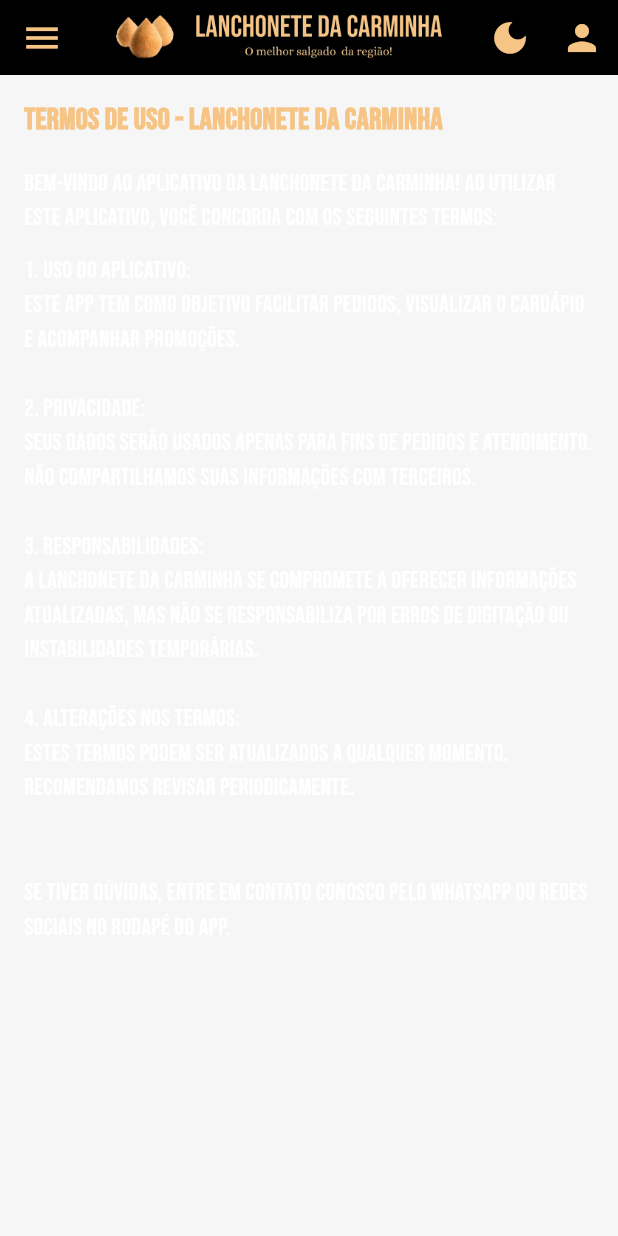
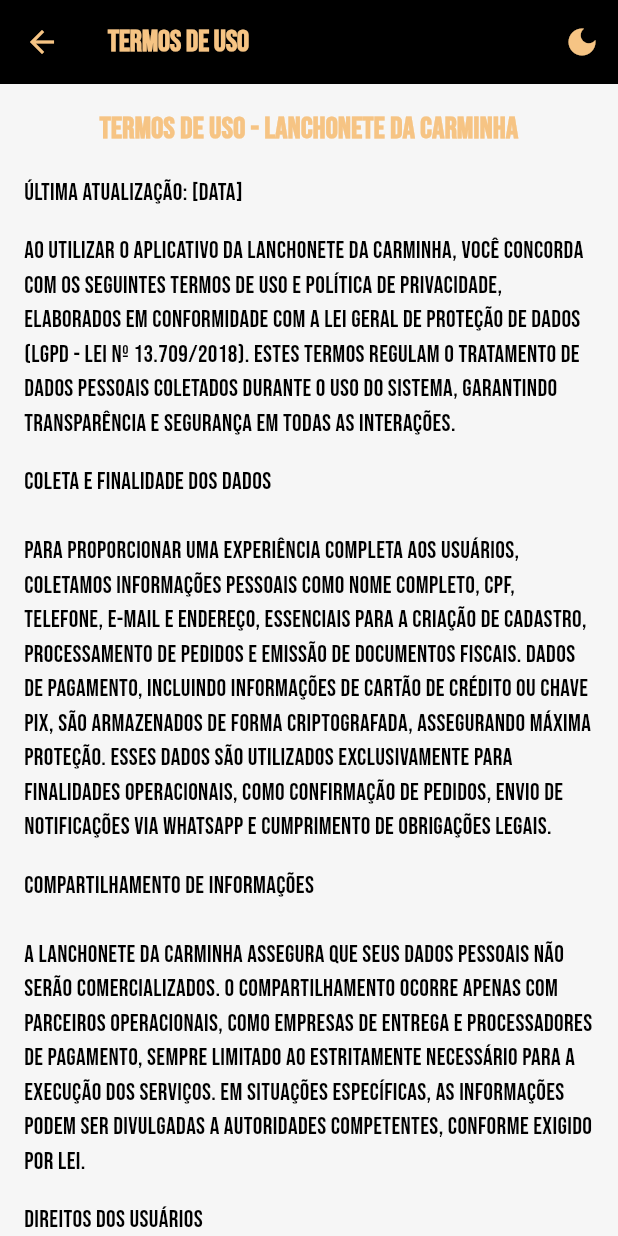
Before and after one commit to Animus2025/Lanchonete-da-Carminha_flutter, a Flutter app: the TermosDeUsoPage screen opened by its route, on a phone screen of 412 x 824 dp. Run offline on Flutter 3.47's test engine with Material 3 defaults, Android fonts, the phone set to English and light mode, and no system bars.

Commit message:
Ajustes Termo de Uso

```diff
--- a/lib/ui/pages/termos_uso.dart
+++ b/lib/ui/pages/termos_uso.dart
@@ -1,62 +1,125 @@
 import 'package:flutter/material.dart';
-import '../widgets/custom_app_bar.dart';
-import '../themes/app_theme.dart';
+import 'package:lanchonetedacarminha/ui/themes/app_theme.dart';
+import 'package:url_launcher/url_launcher.dart';
 
 class TermosDeUsoPage extends StatelessWidget {
   final VoidCallback toggleTheme;
 
   const TermosDeUsoPage({super.key, required this.toggleTheme});
 
+  Future<void> _abrirLink(String url) async {
+    if (await canLaunch(url)) {
+      await launch(url);
+    } else {
+      throw 'Não foi possível abrir o link: $url';
+    }
+  }
+
   @override
   Widget build(BuildContext context) {
+    final isDarkMode = Theme.of(context).brightness == Brightness.dark;
+    final textColor = isDarkMode ? AppColors.darkTextPrimary : AppColors.textPrimary;
+
     return Scaffold(
-      appBar: CustomAppBar(toggleTheme: toggleTheme),
+      appBar: AppBar(
+        title: const Text('Termos de Uso'),
+        actions: [
+          IconButton(
+            icon: Icon(isDarkMode ? Icons.light_mode : Icons.dark_mode),
+            onPressed: toggleTheme,
+          ),
+        ],
+      ),
       body: SingleChildScrollView(
         padding: const EdgeInsets.all(16),
-        child: const Column(
+        child: Column(
           crossAxisAlignment: CrossAxisAlignment.start,
           children: [
-            Text(
+            Center(
+              child: Text(
                 'Termos de Uso - Lanchonete da Carminha',
                 style: TextStyle(
                   fontSize: 20,
                   fontWeight: FontWeight.bold,
                   color: AppColors.laranja,
                 ),
+                textAlign: TextAlign.center,
               ),
-            SizedBox(height: 16),
+            ),
+            const SizedBox(height: 16),
             Text(
-              'Bem-vindo ao aplicativo da Lanchonete da Carminha! Ao utilizar este aplicativo, '
-              'você concorda com os seguintes termos:',
-              style: TextStyle(fontSize: 16, color: Colors.white),
+              'Última atualização: [DATA]',
+              style: TextStyle(fontSize: 16, color: textColor),
             ),
-            SizedBox(height: 12),
+            const SizedBox(height: 16),
             Text(
-              '1. Uso do Aplicativo:\n'
-              'Este app tem como objetivo facilitar pedidos, visualizar o cardápio e acompanhar promoções.\n',
-              style: TextStyle(fontSize: 16, color: Colors.white),
+              'Ao utilizar o aplicativo da Lanchonete da Carminha, você concorda com os seguintes Termos de Uso e Política de Privacidade, elaborados em conformidade com a Lei Geral de Proteção de Dados (LGPD - Lei nº 13.709/2018). Estes termos regulam o tratamento de dados pessoais coletados durante o uso do sistema, garantindo transparência e segurança em todas as interações.',
+              style: TextStyle(fontSize: 16, color: textColor),
             ),
+            const SizedBox(height: 16),
             Text(
-              '2. Privacidade:\n'
-              'Seus dados serão usados apenas para fins de pedidos e atendimento. '
-              'Não compartilhamos suas informações com terceiros.\n',
-              style: TextStyle(fontSize: 16, color: Colors.white),
+              'Coleta e Finalidade dos Dados\n\n'
+              'Para proporcionar uma experiência completa aos usuários, coletamos informações pessoais como nome completo, CPF, telefone, e-mail e endereço, essenciais para a criação de cadastro, processamento de pedidos e emissão de documentos fiscais. Dados de pagamento, incluindo informações de cartão de crédito ou chave Pix, são armazenados de forma criptografada, assegurando máxima proteção. Esses dados são utilizados exclusivamente para finalidades operacionais, como confirmação de pedidos, envio de notificações via WhatsApp e cumprimento de obrigações legais.',
+              style: TextStyle(fontSize: 16, color: textColor),
             ),
+            const SizedBox(height: 16),
             Text(
-              '3. Responsabilidades:\n'
-              'A Lanchonete da Carminha se compromete a oferecer informações atualizadas, '
-              'mas não se responsabiliza por erros de digitação ou instabilidades temporárias.\n',
-              style: TextStyle(fontSize: 16, color: Colors.white),
+              'Compartilhamento de Informações\n\n'
+              'A Lanchonete da Carminha assegura que seus dados pessoais não serão comercializados. O compartilhamento ocorre apenas com parceiros operacionais, como empresas de entrega e processadores de pagamento, sempre limitado ao estritamente necessário para a execução dos serviços. Em situações específicas, as informações podem ser divulgadas a autoridades competentes, conforme exigido por lei.',
+              style: TextStyle(fontSize: 16, color: textColor),
             ),
+            const SizedBox(height: 16),
             Text(
-              '4. Alterações nos Termos:\n'
-              'Estes termos podem ser atualizados a qualquer momento. Recomendamos revisar periodicamente.\n',
-              style: TextStyle(fontSize: 16, color: Colors.white),
+              'Direitos dos Usuários\n\n'
+              'De acordo com a LGPD, você possui direitos claros sobre seus dados pessoais. É possível acessar, corrigir ou atualizar suas informações diretamente na seção "Minha Conta" do aplicativo. Também é garantido o direito de solicitar a exclusão dos dados, exceto aqueles retidos por obrigações legais ou fiscais. Caso deseje revogar o consentimento para o tratamento de dados, basta entrar em contato através dos canais oficiais de atendimento.',
+              style: TextStyle(fontSize: 16, color: textColor),
             ),
-            SizedBox(height: 24),
+            const SizedBox(height: 16),
             Text(
-              'Se tiver dúvidas, entre em contato conosco pelo WhatsApp ou redes sociais no rodapé do app.',
-              style: TextStyle(fontSize: 16, color: Colors.white),
+              'Medidas de Segurança\n\n'
+              'Implementamos rigorosas medidas técnicas e administrativas para proteger seus dados contra acessos não autorizados ou situações de perda. Todas as informações sensíveis, como senhas e dados financeiros, são criptografadas utilizando padrões avançados (AES-256). A equipe responsável pelo manuseio desses dados é devidamente treinada, e o acesso é restrito a pessoal autorizado. Adicionalmente, realizamos backups diários, armazenados em ambiente seguro e controlado.',
+              style: TextStyle(fontSize: 16, color: textColor),
+            ),
+            const SizedBox(height: 16),
+            Text(
+              'Links de Referência',
+              style: TextStyle(
+                fontSize: 16,
+                fontWeight: FontWeight.bold,
+                color: AppColors.laranja,
+              ),
+            ),
+            const SizedBox(height: 8),
+            MouseRegion(
+              cursor: SystemMouseCursors.click,
+              onEnter: (_) {},
+              onExit: (_) {},
+              child: GestureDetector(
+                onTap: () => _abrirLink('https://www.planalto.gov.br/ccivil_03/_ato2015-2018/2018/lei/l13709.htm'),
+                child: Text(
+                  'Lei nº 13.709/2018',
+                  style: TextStyle(
+                    fontSize: 16,
+                    color: AppColors.laranja,
+                    decoration: TextDecoration.underline,
+                  ),
+                ),
+              ),
+            ),
+            const SizedBox(height: 8),
+            MouseRegion(
+              cursor: SystemMouseCursors.click,
+              child: GestureDetector(
+                onTap: () => _abrirLink('https://www.gov.br/anpd/pt-br'),
+                child: Text(
+                  'Orientações da ANPD',
+                  style: TextStyle(
+                    fontSize: 16,
+                    color: AppColors.laranja,
+                    decoration: TextDecoration.underline,
+                  ),
+                ),
+              ),
             ),
           ],
         ),
```
Lines whose indentation alone changed are shown as unchanged.
